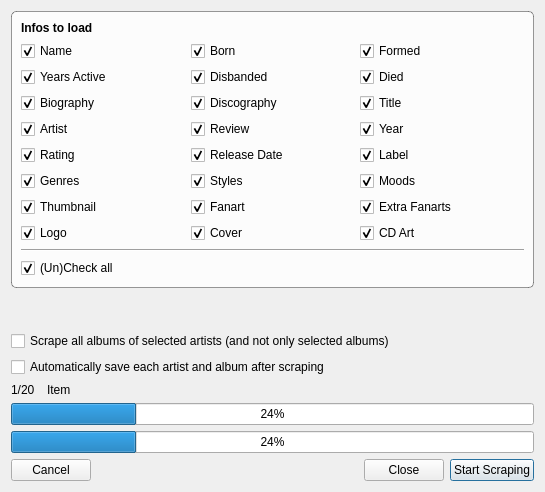
This is music/MusicMultiScrapeDialog.ui in Komet/MediaElch as Qt 5 draws it before an edit. The edited form follows.
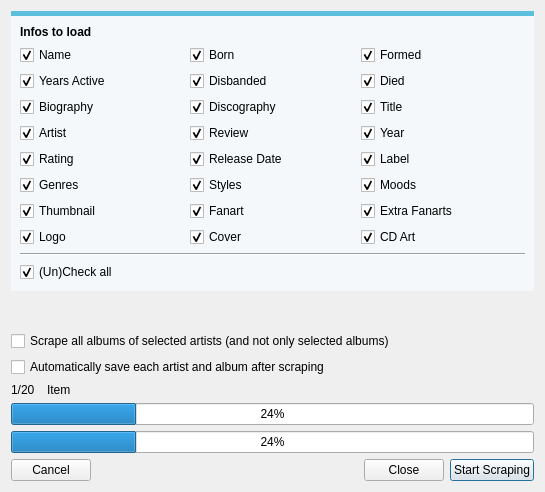
This is the edited form. Icons and pictures are not drawn. Custom widgets are drawn as their Qt base class.

Commit message: Fixes #206 Show id in music search results; improved search widget layout

The edit to the form file:
```diff
--- a/music/MusicMultiScrapeDialog.ui
+++ b/music/MusicMultiScrapeDialog.ui
@@ -25,9 +25,9 @@
     <widget class="QGroupBox" name="groupBox">
      <property name="styleSheet">
       <string notr="true">QGroupBox {
-	border: 1px solid rgba(0, 0, 0, 100);
-	border-radius: 5px;
-	background-color: rgba(255, 255, 255, 200);
+    border-radius: 0px;
+    border-top: 5px solid #5BC0DE; 
+    background-color: #F4F8FA;
 }</string>
      </property>
      <property name="title">
```
The commit also changes 9 other files.
